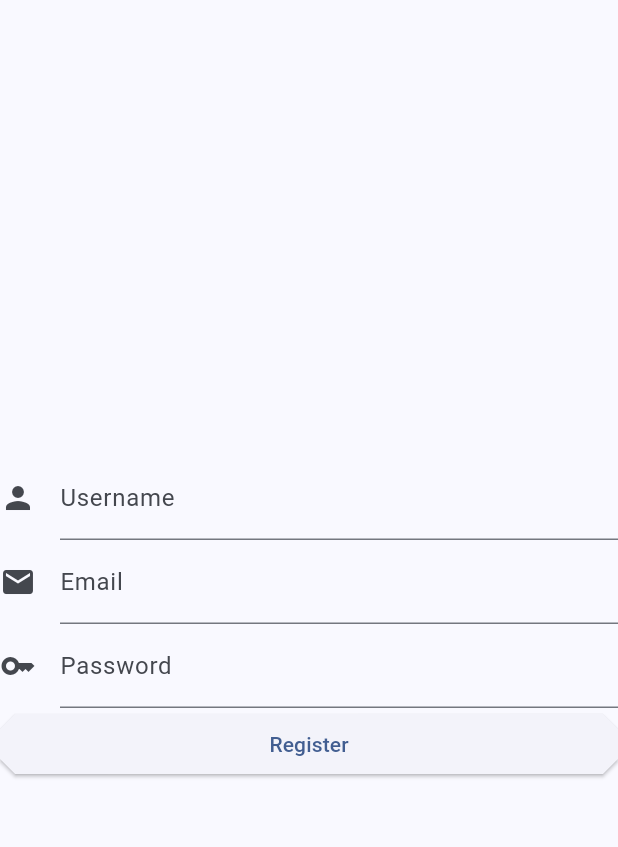
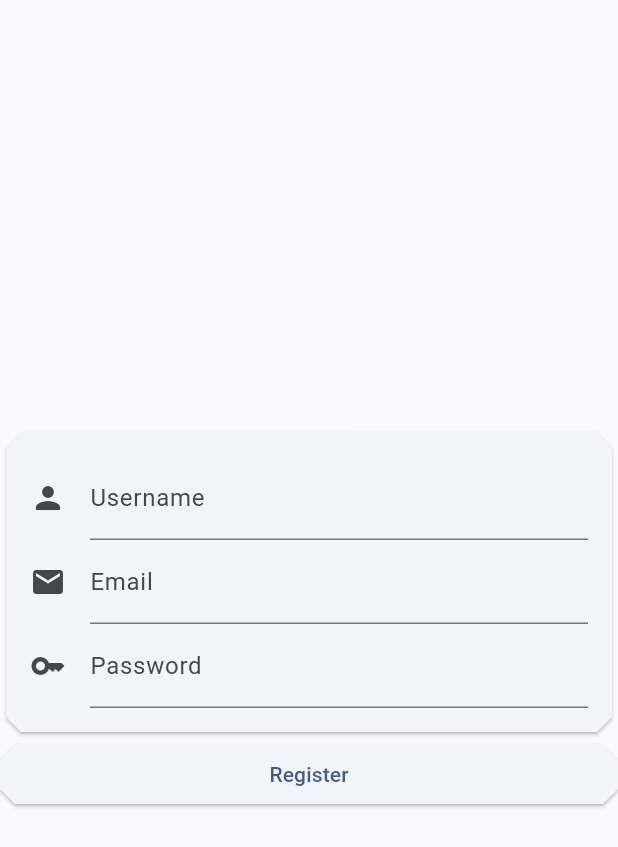
Before and after one commit to azurerazor/pt-poosd, a Flutter app: the _RegisterForm screen opened directly, on a phone screen of 412 x 824 dp. Shown: the top 847 px of the screen. Run offline on Flutter 3.47's test engine with Material 3 defaults, Android fonts, the phone set to English and light mode, and no system bars; our stand-ins replace loading_indicator.

Commit message:
Minor ui changes (still very ugly)

```diff
--- a/mobile/lib/escavalon_material.dart
+++ b/mobile/lib/escavalon_material.dart
@@ -1,14 +1,29 @@
 import 'package:flutter/material.dart';
 
-// class EscavalonCard extends StatelessWidget {
-//   @override
-//   Widget build(BuildContext context) {
-//     // TODO: implement build
-//     throw UnimplementedError();
-//   }
+class EscavalonCard extends StatelessWidget {
+  final Widget child;
 
+  const EscavalonCard({
+    super.key,
+    required this.child,
+  });
 
-// }
+  @override
+  Widget build(BuildContext context) {
+    return SizedBox(
+        width: double.infinity,
+        child: Card(
+          shape: BeveledRectangleBorder(
+            borderRadius: BorderRadius.circular(10),
+          ),
+          child: Container(
+            padding: const EdgeInsets.all(16.0),
+            child: child,
+          ),
+        )
+    );
+  }
+}
 
 class EscavalonButton extends StatelessWidget {
   final String text;
--- a/mobile/lib/login.dart
+++ b/mobile/lib/login.dart
@@ -1,11 +1,9 @@
-// import 'dart:convert';
 import 'dart:convert';
 
 import 'package:flutter/material.dart';
 import 'package:http/http.dart' as http;
 import 'package:loading_indicator/loading_indicator.dart';
 import 'package:mobile/escavalon_material.dart';
-// import 'package:mobile/home.dart';
 
 class LoginPage extends StatelessWidget {
   const LoginPage({super.key});
@@ -51,10 +49,15 @@ class _LoginFormState extends State<_LoginForm> {
           child: Column(
             mainAxisAlignment: MainAxisAlignment.center,
             children: <Widget>[
+              EscavalonCard(
+                child: Column(
+                  mainAxisAlignment: MainAxisAlignment.center,
+                  children: <Widget>[
+                    // username
                     TextFormField(
                       decoration: const InputDecoration(
                         icon: Icon(Icons.person),
-                  hintText: "super-cool-username",
+                        hintText: "cool-username",
                         labelText: "Username"
                       ),
                       onChanged: (String? value) {
@@ -77,7 +80,7 @@ class _LoginFormState extends State<_LoginForm> {
                         }
                       },
                     ),
-
+                    // password
                     TextFormField(
                       obscureText: true,
 
@@ -104,9 +107,11 @@ class _LoginFormState extends State<_LoginForm> {
                       },
                     ),
 
+                  ],
+                )
+              ),
+
               SizedBox(height: 20,),
-
-
 
               EscavalonButton(
                 text: 'Login',
@@ -194,6 +199,6 @@ Future<String> tryLogin(String username, String password) async {
   if (response.statusCode == 200) {
     return "Logged in successfully!";
   } else {
-    throw Exception('Failed to create message.');
+    throw Exception('Login failed :('); // TODO: return proper error message
   }
 }
--- a/mobile/lib/register.dart
+++ b/mobile/lib/register.dart
@@ -53,10 +53,15 @@ class _RegisterFormState extends State<_RegisterForm> {
           child: Column(
             mainAxisAlignment: MainAxisAlignment.center,
             children: <Widget>[
+              EscavalonCard(
+                child: Column(
+                  mainAxisAlignment: MainAxisAlignment.center,
+                  children: [
+                    // username
                     TextFormField(
                       decoration: const InputDecoration(
                         icon: Icon(Icons.person),
-                  hintText: "super-cool-username",
+                        hintText: "cool-username",
                         labelText: "Username"
                       ),
                       onChanged: (String? value) {
@@ -79,7 +84,7 @@ class _RegisterFormState extends State<_RegisterForm> {
                         }
                       },
                     ),
-
+                    // email
                     TextFormField(
                       decoration: const InputDecoration(
                         icon: Icon(Icons.mail),
@@ -103,6 +108,7 @@ class _RegisterFormState extends State<_RegisterForm> {
                         }
                       },
                     ),
+                    // password
                     TextFormField(
                       obscureText: true,
 
@@ -128,7 +134,9 @@ class _RegisterFormState extends State<_RegisterForm> {
                         }
                       },
                     ),
-
+                  ],
+                )
+              ),
               EscavalonButton(
                 text: 'Register',
                 onPressed: () {
```
Lines whose indentation alone changed are shown as unchanged.
